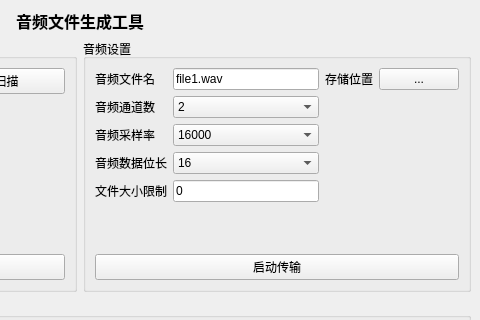
Above: mainwindow.ui from aron566/Audio_File_Generator before the change; both pictures show x 320 to 800 and y 0 to 320 of the 800 by 600 pixel window. Below: the same form after it.
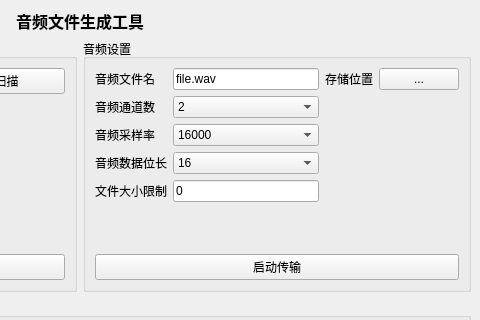
That is the form after the change.

Diff of the .ui file:
```diff
--- a/mainwindow.ui
+++ b/mainwindow.ui
@@ -107,10 +107,13 @@
           <bool>true</bool>
          </property>
          <property name="inputMask">
-          <string>file1.wav</string>
+          <string/>
          </property>
          <property name="text">
-          <string>file1.wav</string>
+          <string>file.wav</string>
+         </property>
+         <property name="maxLength">
+          <number>32767</number>
          </property>
         </widget>
        </item>
```
